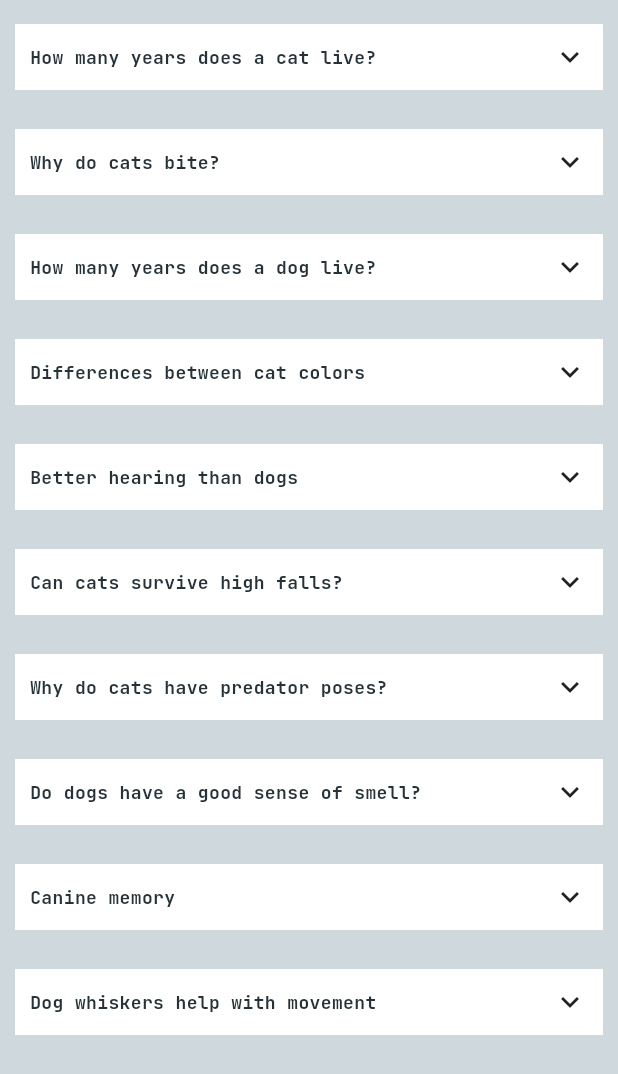
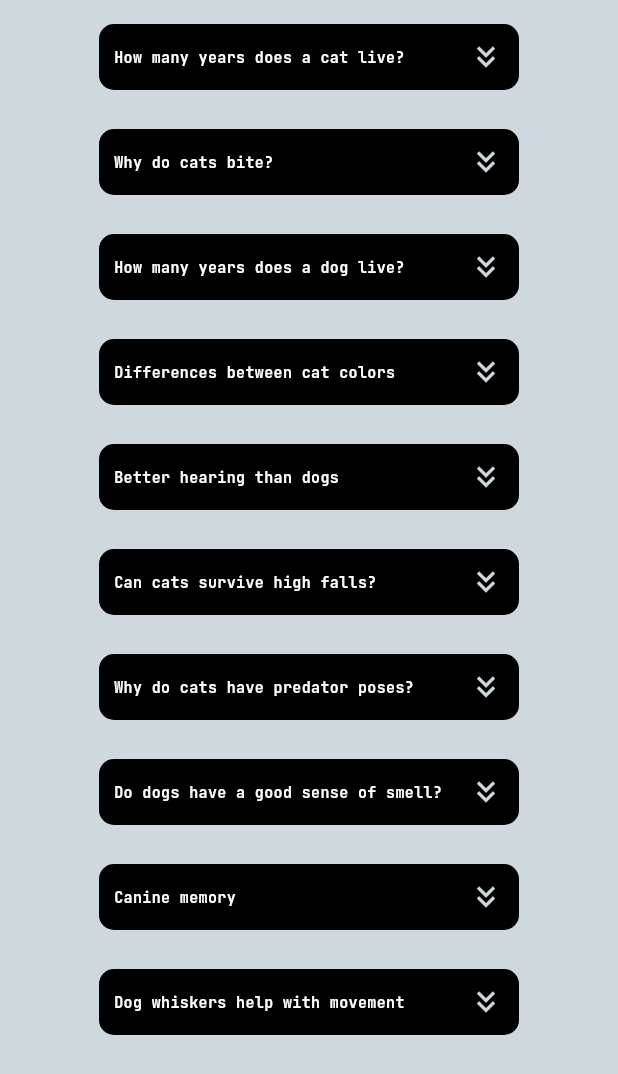
Before and after one commit to Victor-Zarzar/age-pet, a Flutter app: the CuriositiesPage screen opened directly, on a phone screen of 412 x 824 dp. Shown: the top 1074 px of the screen. Run offline on Flutter 3.47's test engine with Material 3 defaults, Android fonts, the phone set to English and light mode, and no system bars; drawn by our look-alikes of getwidget; our stand-ins replace easy_localization, flutter_local_notifications, google_fonts, shared_preferences; accounts and stored records are empty.

Commit message:
Refactor new component and pages

```diff
--- a/lib/pages/AppPage/app_page.dart
+++ b/lib/pages/AppPage/app_page.dart
@@ -2,10 +2,10 @@ import 'package:age_pet/components/AppTheme/app_theme.dart';
 import 'package:age_pet/components/DartkTheme/provider_app.dart';
 import 'package:age_pet/components/Drawer/drawer_app.dart';
 import 'package:age_pet/pages/CatPage/cat_page.dart';
-import 'package:age_pet/pages/Curiosities/curiosities_app.dart';
+import 'package:age_pet/pages/CuriositiesPage/curiosities_app.dart';
 import 'package:age_pet/pages/DogPage/dog_page.dart';
 import 'package:easy_localization/easy_localization.dart';
-import "package:flutter/material.dart";
+import 'package:flutter/material.dart';
 import 'package:getwidget/getwidget.dart';
 import 'package:google_fonts/google_fonts.dart';
 import 'package:provider/provider.dart';
@@ -92,13 +92,13 @@ class _AppPageState extends State<AppPage> with TickerProviderStateMixin {
                 ? FontTextColor.secondaryColor
                 : FontTextColor.primaryColor,
             labelStyle: GoogleFonts.jetBrainsMono(
-              textStyle: const TextStyle(fontSize: 11),
+              textStyle: const TextStyle(fontSize: 8),
             ),
             tabs: [
               Tab(
                 icon: const Icon(
                   Icons.pets,
-                  size: 20,
+                  size: 16,
                 ),
                 child: Text(
                   'cat'.tr(),
@@ -107,7 +107,7 @@ class _AppPageState extends State<AppPage> with TickerProviderStateMixin {
               Tab(
                 icon: const Icon(
                   Icons.pets,
-                  size: 20,
+                  size: 16,
                 ),
                 child: Text(
                   'dog'.tr(),
@@ -116,7 +116,7 @@ class _AppPageState extends State<AppPage> with TickerProviderStateMixin {
               Tab(
                 icon: const Icon(
                   Icons.question_answer,
-                  size: 20,
+                  size: 16,
                 ),
                 child: Text(
                   'curiosities'.tr(),
--- a/lib/pages/CatPage/cat_page.dart
+++ b/lib/pages/CatPage/cat_page.dart
@@ -3,6 +3,7 @@ import 'package:age_pet/components/AppTheme/app_theme.dart';
 import 'package:age_pet/components/DartkTheme/provider_app.dart';
 import 'package:easy_localization/easy_localization.dart';
 import 'package:flutter/material.dart';
+import 'package:flutter/widgets.dart';
 import 'package:getwidget/getwidget.dart';
 import 'package:google_fonts/google_fonts.dart';
 import 'package:provider/provider.dart';
--- a/lib/pages/Curiosities/curiosities_app.dart
+++ /dev/null
@@ -1,55 +0,0 @@
-import 'package:age_pet/components/AccordionData/accordion_data_app.dart';
-import 'package:flutter/material.dart';
-import 'package:getwidget/getwidget.dart';
-import 'package:google_fonts/google_fonts.dart';
-import 'package:provider/provider.dart';
-import 'package:age_pet/components/DartkTheme/provider_app.dart';
-import 'package:age_pet/components/AppTheme/app_theme.dart';
-
-class CuriositiesPage extends StatefulWidget {
-  const CuriositiesPage({super.key});
-
-  @override
-  State<CuriositiesPage> createState() => _CuriositiesPageState();
-}
-
-class _CuriositiesPageState extends State<CuriositiesPage> {
-  @override
-  Widget build(BuildContext context) {
-    double myHeight = MediaQuery.of(context).size.height;
-    double myWidth = MediaQuery.of(context).size.width;
-    return Consumer<UiProvider>(
-      builder: (context, notifier, child) {
-        return Scaffold(
-          backgroundColor:
-              notifier.isDark ? AppTheme.thirdColor : AppTheme.primaryColor,
-          body: SizedBox(
-            height: myHeight,
-            width: myWidth,
-            child: SingleChildScrollView(
-              child: Column(
-                children: AccordionData.accordionItems.map((item) {
-                  return Padding(
-                    padding: const EdgeInsets.only(top: 6),
-                    child: GFAccordion(
-                      title: item['title'],
-                      content: item['content'],
-                      textStyle: GoogleFonts.jetBrainsMono(
-                        fontSize: 12,
-                        fontWeight: FontWeight.bold,
-                        color: notifier.isDark
-                            ? FontTextColor.secondaryColor
-                            : FontTextColor.primaryColor,
-
-                      ),
-                    ),
-                  );
-                }).toList(),
-              ),
-            ),
-          ),
-        );
-      },
-    );
-  }
-}
--- /dev/null
+++ b/lib/pages/CuriositiesPage/curiosities_app.dart
@@ -0,0 +1,80 @@
+import 'package:age_pet/components/AccordionData/accordion_data_app.dart';
+import 'package:flutter/material.dart';
+import 'package:getwidget/getwidget.dart';
+import 'package:google_fonts/google_fonts.dart';
+import 'package:provider/provider.dart';
+import 'package:age_pet/components/DartkTheme/provider_app.dart';
+import 'package:age_pet/components/AppTheme/app_theme.dart';
+
+class CuriositiesPage extends StatefulWidget {
+  const CuriositiesPage({super.key});
+
+  @override
+  State<CuriositiesPage> createState() => _CuriositiesPageState();
+}
+
+class _CuriositiesPageState extends State<CuriositiesPage> {
+  @override
+  Widget build(BuildContext context) {
+    double myHeight = MediaQuery.of(context).size.height;
+    double myWidth = MediaQuery.of(context).size.width;
+    return Consumer<UiProvider>(
+      builder: (context, notifier, child) {
+        return Scaffold(
+          backgroundColor:
+              notifier.isDark ? AppTheme.thirdColor : AppTheme.primaryColor,
+          body: SizedBox(
+            height: myHeight,
+            width: myWidth,
+            child: SingleChildScrollView(
+              child: Column(
+                children: AccordionData.accordionItems.map((item) {
+                  return Padding(
+                    padding: const EdgeInsets.only(top: 6),
+                    child: SizedBox(
+                      width: 300,
+                      child: GFAccordion(
+                        collapsedTitleBackgroundColor: notifier.isDark
+                            ? ButtonColor.secondaryColor
+                            : ButtonColor.primaryColor,
+                        contentBackgroundColor: notifier.isDark
+                            ? ButtonColor.primaryColor
+                            : ButtonColor.secondaryColor,
+                        expandedTitleBackgroundColor: notifier.isDark
+                            ? ButtonColor.secondaryColor
+                            : ButtonColor.primaryColor,
+                        collapsedIcon: Icon(
+                          Icons.keyboard_double_arrow_down,
+                          color: notifier.isDark
+                              ? IconColor.primaryColor
+                              : IconColor.thirdColor,
+                        ),
+                        expandedIcon: Icon(
+                          Icons.keyboard_double_arrow_up,
+                          color: notifier.isDark
+                              ? IconColor.primaryColor
+                              : IconColor.thirdColor,
+                        ),
+                        titleBorderRadius: BorderRadius.circular(10),
+                        contentBorderRadius: BorderRadius.circular(6),
+                        title: item['title'],
+                        content: item['content'],
+                        textStyle: GoogleFonts.jetBrainsMono(
+                          fontSize: 10,
+                          fontWeight: FontWeight.bold,
+                          color: notifier.isDark
+                              ? FontTextColor.primaryColor
+                              : FontTextColor.secondaryColor,
+                        ),
+                      ),
+                    ),
+                  );
+                }).toList(),
+              ),
+            ),
+          ),
+        );
+      },
+    );
+  }
+}
```
